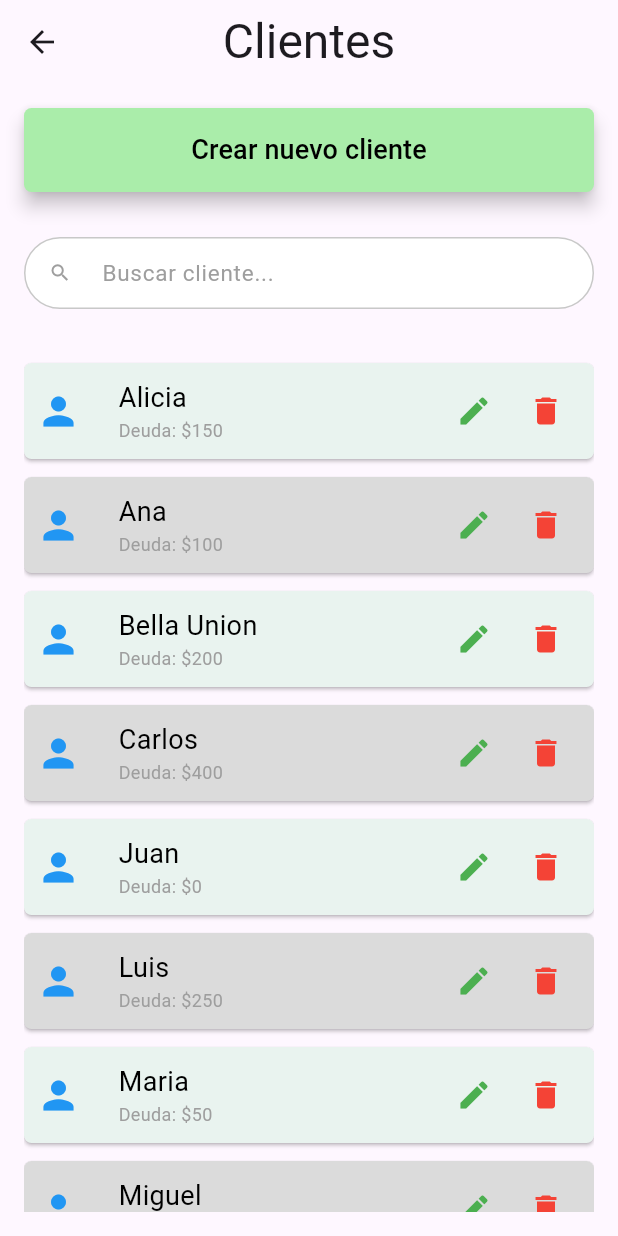
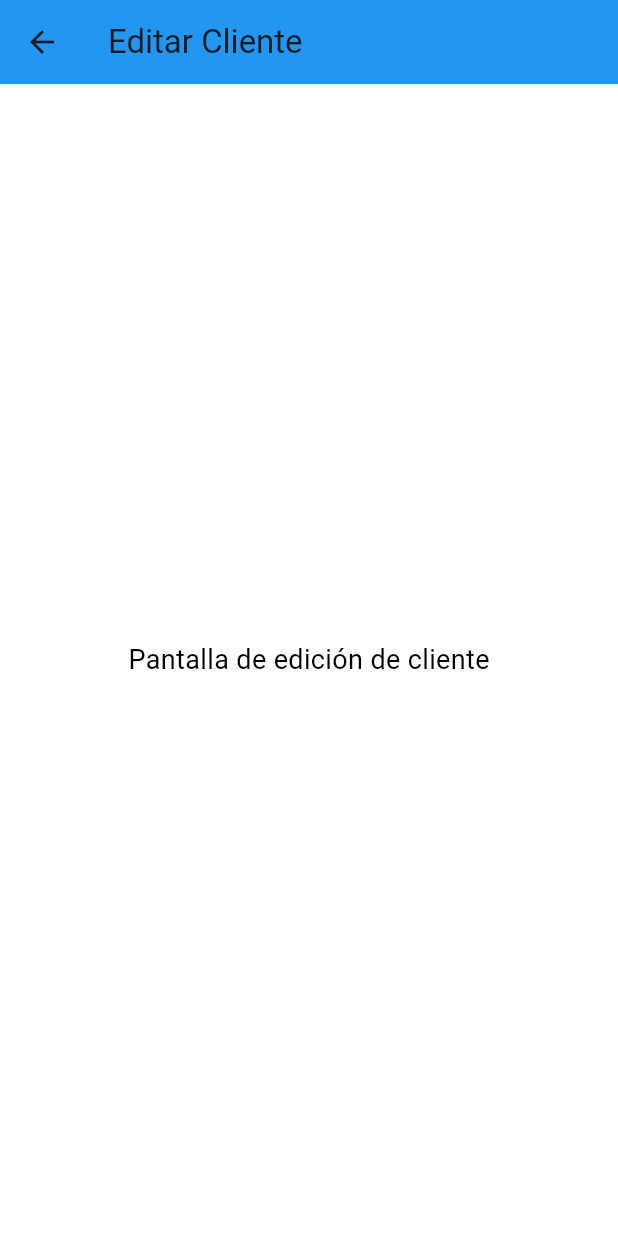
Before and after one commit to SantiagoEguzquiza/Tobaco, a Flutter app: the ClientesScreen screen opened directly, after a tap on the "edit" icon, on a phone screen of 412 x 824 dp. Run offline on Flutter 3.47's test engine with Material 3 defaults, Android fonts, the phone set to English and light mode, and no system bars; missing offline and left inert: dart:ffi.

Commit message:
added EditarCliente_Screen

```diff
--- a/tobaco/lib/Screens/Clientes/clientes_screen.dart
+++ b/tobaco/lib/Screens/Clientes/clientes_screen.dart
@@ -3,6 +3,8 @@
 import 'package:flutter/material.dart';
 import 'package:tobaco/Models/Cliente.dart';
 import 'package:tobaco/Screens/Clientes/detalleCliente_screen.dart';
+import 'package:tobaco/Screens/Clientes/editarCliente_Screen.dart';
+import 'package:tobaco/Screens/Clientes/nuevoCliente_screen.dart';
 
 class ClientesScreen extends StatefulWidget {
   const ClientesScreen({super.key});
@@ -113,8 +115,12 @@ class _ClientesScreenState extends State<ClientesScreen> {
               width: double.infinity, // Botón ocupa todo el ancho
               child: ElevatedButton(
                 onPressed: () {
-                  // Acción para crear nuevo cliente
-                  print('Crear nuevo cliente');
+                 Navigator.push(
+                    context,
+                    MaterialPageRoute(
+                      builder: (context) =>  NuevoClienteScreen(),
+                    ),
+                  );
                 },
                 style: ElevatedButton.styleFrom(
                   padding: const EdgeInsets.symmetric(vertical: 15),
@@ -246,8 +252,13 @@ class _ClientesScreenState extends State<ClientesScreen> {
                                 color: Colors.green,
                               ),
                               onPressed: () {
-                                // Acción para editar cliente
-                                print('Editar cliente: ${cliente.nombre}');
+                                Navigator.push(
+                                  context,
+                                  MaterialPageRoute(
+                                    builder: (context) =>
+                                         EditarClienteScreen(),
+                                  ),
+                                );
                               },
                             ),
                             // Botón para eliminar cliente
--- /dev/null
+++ b/tobaco/lib/Screens/Clientes/editarCliente_Screen.dart
@@ -0,0 +1,28 @@
+import 'package:flutter/material.dart';
+
+class EditarClienteScreen extends StatelessWidget {
+  @override
+  Widget build(BuildContext context) {
+    return Scaffold(
+      backgroundColor: Colors.white, // Fondo blanco para toda la pantalla
+      appBar: AppBar(
+        title: const Text('Editar Cliente'),
+        backgroundColor: Colors.blue,
+      ),
+      body: SafeArea(
+        child: Column(
+          children: [
+            Expanded(
+              child: Center(
+                child: Text(
+                  'Pantalla de edición de cliente',
+                  style: const TextStyle(fontSize: 18, color: Colors.black),
+                ),
+              ),
+            ),
+          ],
+        ),
+      ),
+    );
+  }
+}
```
Also changed, not shown: tobaco/lib/Screens/Clientes/nuevoCliente_screen.dart (+114 -0 lines), tobaco/lib/Screens/menu_screen.dart (+45 -6 lines).
